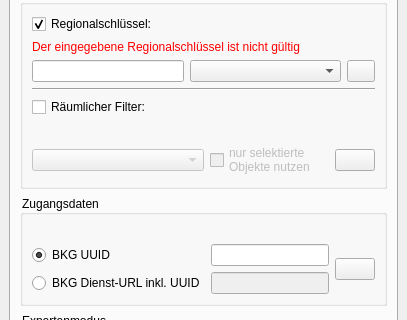
Above: interface/ui/main_dockwidget.ui from de-bkg/qgis-geocoder before the change; both pictures show x 0 to 407 and y 128 to 448 of the 407 by 705 pixel window. Below: the same form after it.
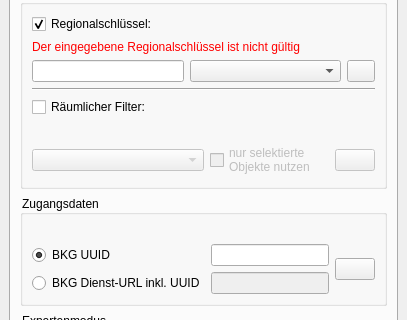
That is the form after the change. The open tabs and pages were chosen to show the change. Icons and pictures are not drawn. Custom widgets are drawn as their Qt base class.

Commit message: fixed spatial filter selection

What changed in the file:
```diff
--- a/interface/ui/main_dockwidget.ui
+++ b/interface/ui/main_dockwidget.ui
@@ -7,7 +7,7 @@
     <x>0</x>
     <y>0</y>
     <width>370</width>
-    <height>539</height>
+    <height>562</height>
    </rect>
   </property>
   <property name="layoutDirection">
@@ -625,6 +625,9 @@
              </item>
              <item>
               <widget class="QPushButton" name="reload_spatial_button">
+               <property name="enabled">
+                <bool>false</bool>
+               </property>
                <property name="toolTip">
                 <string>&lt;p&gt;Überprüfung des räumlichen Filters.&lt;/p&gt;</string>
                </property>
```
Left out of the diff: 4 changed lines with no effect on the pictures. The commit also changes 1 other file.
